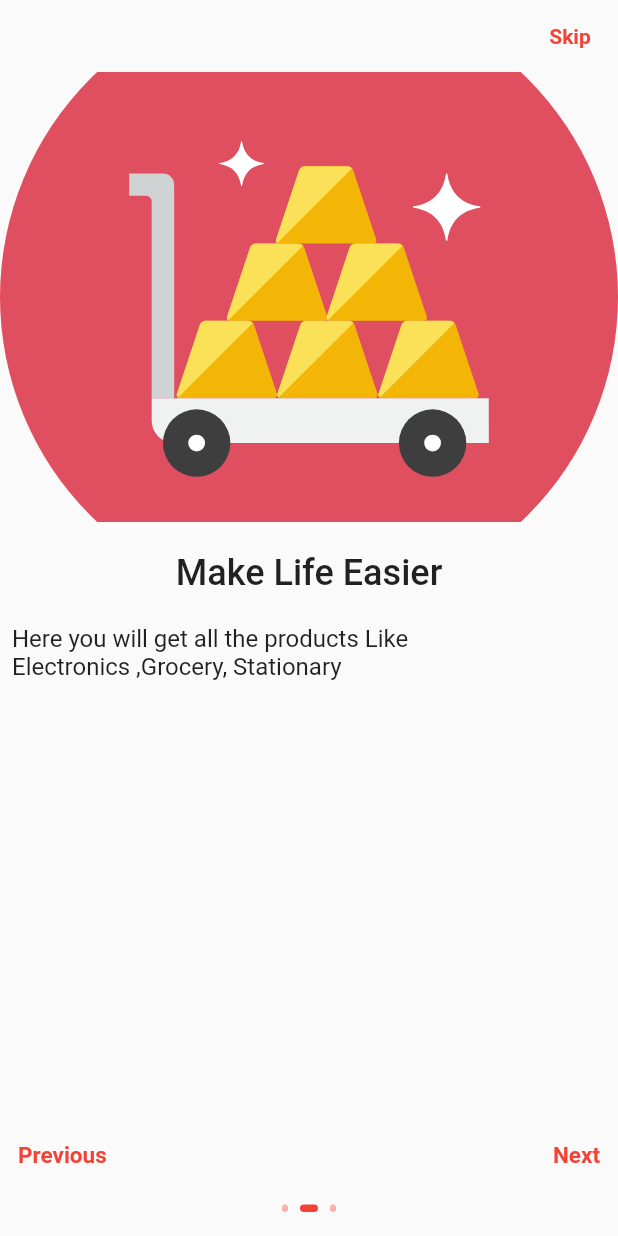
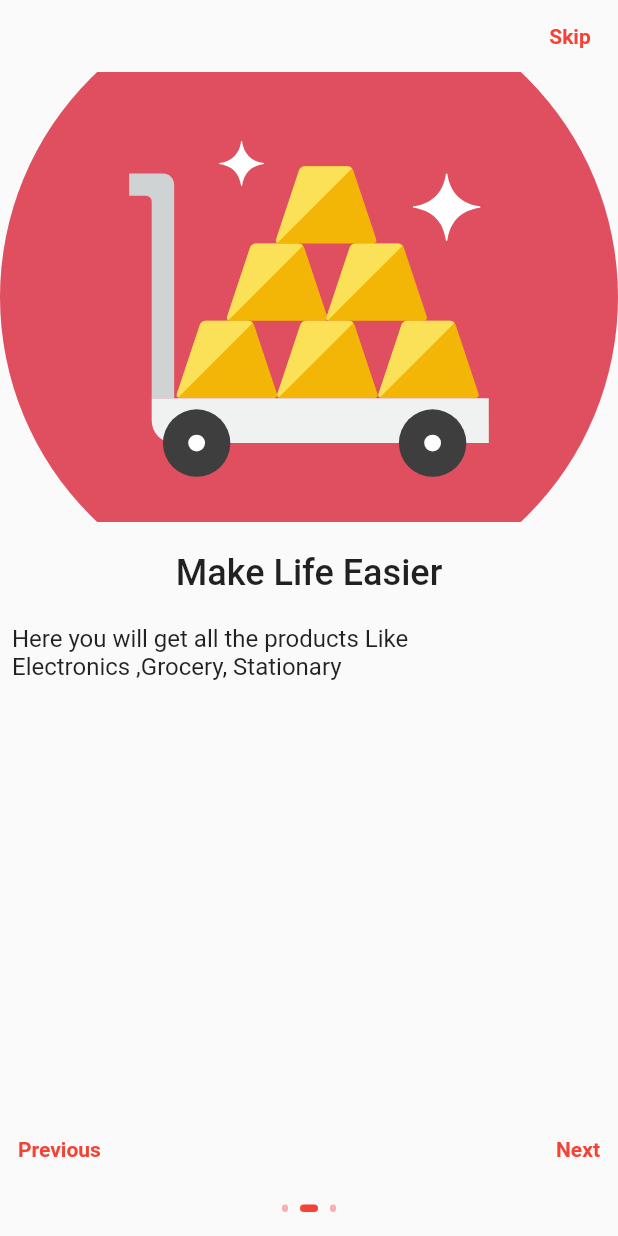
Before and after one commit to Rokon-556/onboarding_page, a Flutter app: the screen it shows after launch, swiped to page 2, on a phone screen of 412 x 824 dp. Run offline on Flutter 3.47's test engine with Material 2 defaults, Android fonts, the phone set to English and light mode, and no system bars; our stand-ins replace flutter_svg.

Commit message:
UI update

```diff
--- a/lib/models/on_board.dart
+++ b/lib/models/on_board.dart
@@ -5,12 +5,11 @@ class OnBoard {
   final VoidCallback btnFunc;
   final VoidCallback leftFunc;
   final VoidCallback rightFunc;
-
   final bool isRight;
   final bool isLeft;
   final bool isBtn;
 
-  OnBoard(   {
+  OnBoard({
     required this.btnFunc,
     required this.isBtn,
     required this.leftFunc,
--- a/lib/widgets/app_button.dart
+++ b/lib/widgets/app_button.dart
@@ -16,8 +16,9 @@ class AppButton extends StatelessWidget {
         height: 25,
         decoration: BoxDecoration(
             borderRadius: const BorderRadius.only(
-                topLeft: Radius.circular(12), bottomLeft: Radius.circular(12),),
-
+              topLeft: Radius.circular(12),
+              bottomLeft: Radius.circular(12),
+            ),
             color: Theme.of(context).primaryColor),
         child: Center(
           child: Text(
--- a/lib/widgets/text_button.dart
+++ b/lib/widgets/text_button.dart
@@ -8,20 +8,23 @@ class TextButtonClass extends StatelessWidget {
     super.key,
     required this.btnText,
     required this.btnFunc,
-
   });
 
   @override
   Widget build(BuildContext context) {
     return InkWell(
       onTap: btnFunc,
-      child: Text(
-
-        btnText,
-        style: TextStyle(
-            color: Theme.of(context).primaryColor,
-            fontSize: 15,
-            fontWeight: FontWeight.bold),
+      child: Container(
+        height: 25,
+        child: Center(
+          child: Text(
+            btnText,
+            style: TextStyle(
+                color: Theme.of(context).primaryColor,
+                fontSize: 14,
+                fontWeight: FontWeight.bold),
+          ),
+        ),
       ),
     );
   }
```
